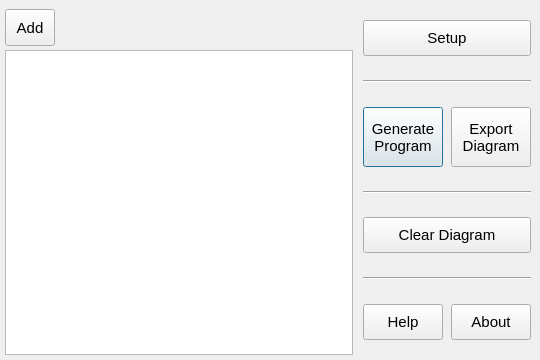
First picture: the form in drawwindow.ui, repository OlyCow/draw-auton, before the edit.
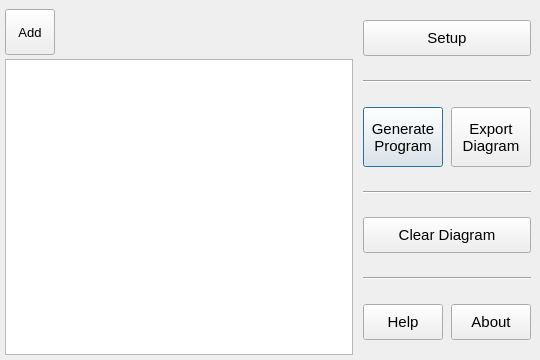
Second picture: the form after the edit. Icons and pictures are not drawn.

Patch:
```diff
--- a/drawwindow.ui
+++ b/drawwindow.ui
@@ -63,9 +63,14 @@
         <property name="maximumSize">
          <size>
           <width>16777215</width>
-          <height>45</height>
+          <height>54</height>
          </size>
         </property>
+        <property name="font">
+         <font>
+          <pointsize>10</pointsize>
+         </font>
+        </property>
         <property name="focusPolicy">
          <enum>Qt::NoFocus</enum>
         </property>
@@ -86,8 +91,8 @@
           <rect>
            <x>0</x>
            <y>0</y>
-           <width>353</width>
-           <height>45</height>
+           <width>333</width>
+           <height>58</height>
           </rect>
          </property>
          <layout class="QHBoxLayout" name="horizontalLayout">
@@ -131,8 +136,8 @@
             </property>
             <property name="iconSize">
              <size>
-              <width>48</width>
-              <height>48</height>
+              <width>24</width>
+              <height>24</height>
              </size>
             </property>
             <property name="shortcut">
```
Left out of the diff: 48 changed lines with no effect on the pictures.
